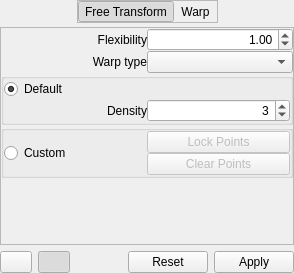
Before: the Qt Designer form krita/plugins/tools/tool_transform2/wdg_tool_transform.ui in KDE/krita, drawn with Qt 5.
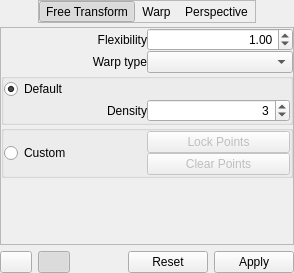
After: the same form once the commit is applied. Custom widgets are drawn as their Qt base class.

Commit message:
[FEATURE] Implement 4-point perspective transform mode
Just select a third mode in the transform tool and it'll be yours! :)

CCMAIL:kimageshop@kde.rog

What changed in the file:
```diff
--- a/krita/plugins/tools/tool_transform2/wdg_tool_transform.ui
+++ b/krita/plugins/tools/tool_transform2/wdg_tool_transform.ui
@@ -115,6 +115,22 @@
           </property>
          </widget>
         </item>
+        <item>
+         <widget class="QToolButton" name="perspectiveTransformButton">
+          <property name="text">
+           <string>Perspective</string>
+          </property>
+          <property name="checkable">
+           <bool>true</bool>
+          </property>
+          <property name="autoExclusive">
+           <bool>true</bool>
+          </property>
+          <property name="autoRaise">
+           <bool>true</bool>
+          </property>
+         </widget>
+        </item>
        </layout>
       </widget>
      </item>
```
Left out of the diff: 6 changed lines with no effect on the pictures. The commit also changes 15 other files.
